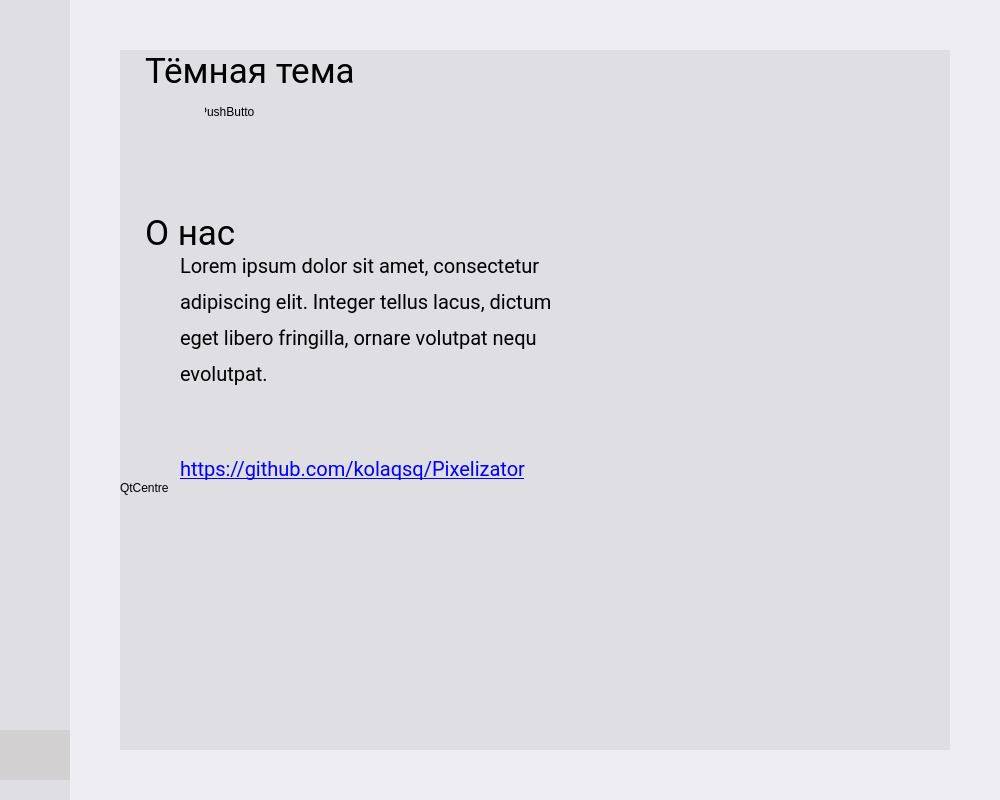
kolaqsq/Pixelizator, file MainWindow.ui: the form before one commit.
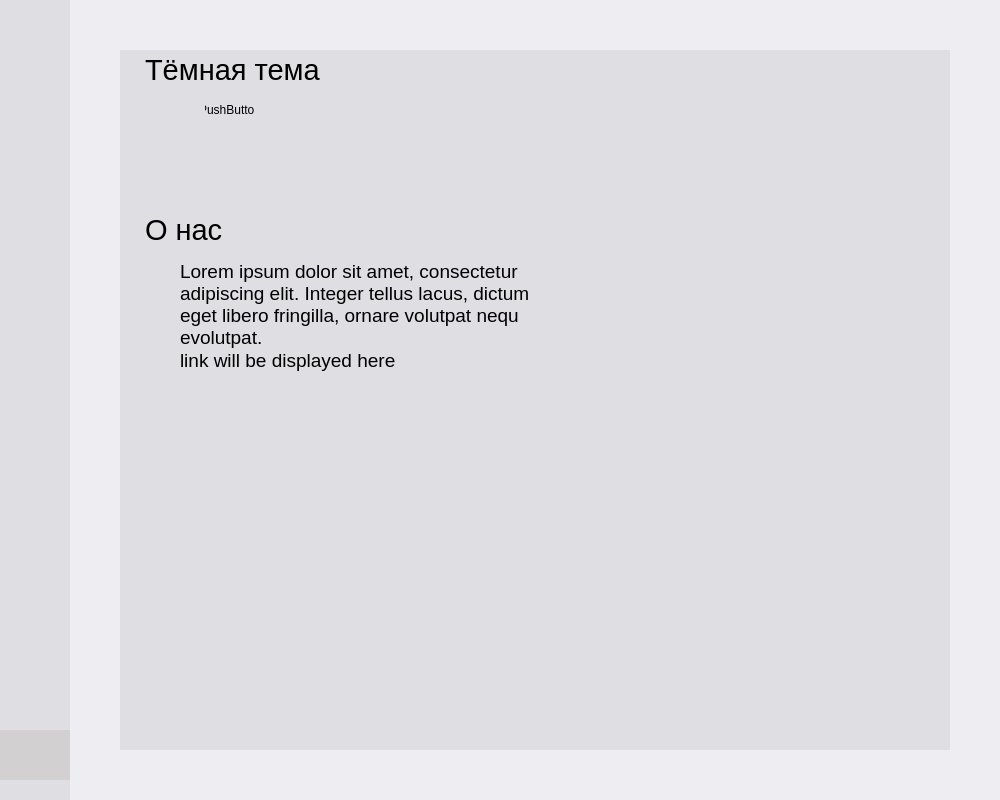
The form after the commit. The open tabs and pages were chosen to show the change. Icons and pictures are not drawn.

Commit message: UI improvement, added working github link

Diff of the .ui file:
```diff
--- a/MainWindow.ui
+++ b/MainWindow.ui
@@ -788,8 +788,8 @@
                      </property>
                      <property name="font">
                       <font>
-                       <family>Roboto</family>
-                       <pointsize>26</pointsize>
+                       <family>Segoe UI</family>
+                       <pointsize>22</pointsize>
                       </font>
                      </property>
                      <property name="text">
@@ -914,8 +914,8 @@
                      </property>
                      <property name="font">
                       <font>
-                       <family>Roboto</family>
-                       <pointsize>26</pointsize>
+                       <family>Segoe UI</family>
+                       <pointsize>22</pointsize>
                       </font>
                      </property>
                      <property name="text">
@@ -943,6 +943,18 @@
                    <property name="spacing">
                     <number>0</number>
                    </property>
+                   <property name="leftMargin">
+                    <number>0</number>
+                   </property>
+                   <property name="topMargin">
+                    <number>0</number>
+                   </property>
+                   <property name="rightMargin">
+                    <number>0</number>
+                   </property>
+                   <property name="bottomMargin">
+                    <number>0</number>
+                   </property>
                    <item>
                     <spacer name="aboutTextSpacerLeft">
                      <property name="orientation">
@@ -960,53 +972,57 @@
                     </spacer>
                    </item>
                    <item>
-                    <widget class="QLabel" name="aboutText">
-                     <property name="minimumSize">
-                      <size>
-                       <width>300</width>
-                       <height>0</height>
-                      </size>
-                     </property>
-                     <property name="maximumSize">
-                      <size>
-                       <width>16777215</width>
-                       <height>16777215</height>
-                      </size>
-                     </property>
-                     <property name="font">
-                      <font>
-                       <family>Roboto</family>
-                       <pointsize>15</pointsize>
-                      </font>
-                     </property>
-                     <property name="styleSheet">
-                      <string notr="true"/>
-                     </property>
-                     <property name="text">
-                      <string>&lt;!DOCTYPE HTML PUBLIC &quot;-//W3C//DTD HTML 4.0//EN&quot; &quot;http://www.w3.org/TR/REC-html40/strict.dtd&quot;&gt;
-&lt;html&gt;&lt;head&gt;&lt;meta name=&quot;qrichtext&quot; content=&quot;1&quot; /&gt;&lt;style type=&quot;text/css&quot;&gt;
-p, li { white-space: pre-wrap; }
-&lt;/style&gt;&lt;/head&gt;&lt;body style=&quot; font-family:'Roboto'; font-size:15pt; font-weight:400; font-style:normal;&quot;&gt;
-&lt;p style=&quot; margin-top:12px; margin-bottom:12px; margin-left:0px; margin-right:0px; -qt-block-indent:0; text-indent:0px;&quot;&gt;Lorem ipsum dolor sit amet, consectetur&lt;/p&gt;
-&lt;p style=&quot; margin-top:12px; margin-bottom:12px; margin-left:0px; margin-right:0px; -qt-block-indent:0; text-indent:0px;&quot;&gt;adipiscing elit. Integer tellus lacus, dictum&lt;/p&gt;
-&lt;p style=&quot; margin-top:12px; margin-bottom:12px; margin-left:0px; margin-right:0px; -qt-block-indent:0; text-indent:0px;&quot;&gt;eget libero fringilla, ornare volutpat nequ&lt;/p&gt;
-&lt;p style=&quot; margin-top:12px; margin-bottom:12px; margin-left:0px; margin-right:0px; -qt-block-indent:0; text-indent:0px;&quot;&gt;evolutpat.&lt;/p&gt;
-&lt;p style=&quot; margin-top:12px; margin-bottom:12px; margin-left:0px; margin-right:0px; -qt-block-indent:0; text-indent:0px;&quot;&gt;&lt;br /&gt;&lt;/p&gt;
-&lt;p style=&quot; margin-top:12px; margin-bottom:12px; margin-left:0px; margin-right:0px; -qt-block-indent:0; text-indent:0px;&quot;&gt;&lt;a href=&quot;https://github.com/kolaqsq/Pixelizator&quot;&gt;&lt;span style=&quot; text-decoration: underline; color:#0000ff;&quot;&gt;https://github.com/kolaqsq/Pixelizator&lt;/span&gt;&lt;/a&gt;&lt;/p&gt;&lt;/body&gt;&lt;/html&gt;</string>
-                     </property>
-                     <property name="textFormat">
-                      <enum>Qt::RichText</enum>
-                     </property>
-                     <property name="openExternalLinks">
-                      <bool>false</bool>
-                     </property>
-                     <property name="textInteractionFlags">
-                      <set>Qt::LinksAccessibleByKeyboard|Qt::LinksAccessibleByMouse</set>
-                     </property>
-                     <property name="KeepAspectRatio" stdset="0">
-                      <bool>false</bool>
-                     </property>
-                    </widget>
+                    <layout class="QVBoxLayout" name="verticalLayout_6">
+                     <item>
+                      <spacer name="verticalSpacer">
+                       <property name="orientation">
+                        <enum>Qt::Vertical</enum>
+                       </property>
+                       <property name="sizeType">
+                        <enum>QSizePolicy::Fixed</enum>
+                       </property>
+                       <property name="sizeHint" stdset="0">
+                        <size>
+                         <width>20</width>
+                         <height>10</height>
+                        </size>
+                       </property>
+                      </spacer>
+                     </item>
+                     <item>
+                      <widget class="QLabel" name="aboutText">
+                       <property name="font">
+                        <font>
+                         <family>Segoe UI</family>
+                         <pointsize>14</pointsize>
+                        </font>
+                       </property>
+                       <property name="text">
+                        <string>Lorem ipsum dolor sit amet, consectetur
+adipiscing elit. Integer tellus lacus, dictum
+eget libero fringilla, ornare volutpat nequ
+evolutpat.</string>
+                       </property>
+                      </widget>
+                     </item>
+                     <item>
+                      <widget class="QLabel" name="aboutLink">
+                       <property name="font">
+                        <font>
+                         <family>Segoe UI</family>
+                         <pointsize>14</pointsize>
+                         <underline>false</underline>
+                        </font>
+                       </property>
+                       <property name="cursor">
+                        <cursorShape>PointingHandCursor</cursorShape>
+                       </property>
+                       <property name="text">
+                        <string>link will be displayed here</string>
+                       </property>
+                      </widget>
+                     </item>
+                    </layout>
                    </item>
                    <item>
                     <spacer name="aboutTextSpacerRight">
@@ -1023,22 +1039,6 @@
                    </item>
                   </layout>
                  </item>
-                 <item>
-                  <widget class="QLabel" name="label">
-                   <property name="text">
-                    <string>&lt;a href=&quot;http://www.qtcentre.org&quot; /&gt;QtCentre&lt;/a&gt;</string>
-                   </property>
-                   <property name="textFormat">
-                    <enum>Qt::RichText</enum>
-                   </property>
-                   <property name="openExternalLinks">
-                    <bool>true</bool>
-                   </property>
-                   <property name="textInteractionFlags">
-                    <set>Qt::LinksAccessibleByKeyboard|Qt::LinksAccessibleByMouse</set>
-                   </property>
-                  </widget>
-                 </item>
                  <item>
                   <spacer name="settingsBottomSpacer">
                    <property name="orientation">
```
Left out of the diff: 14 changed lines with no effect on the pictures. The commit also changes 2 other files.
